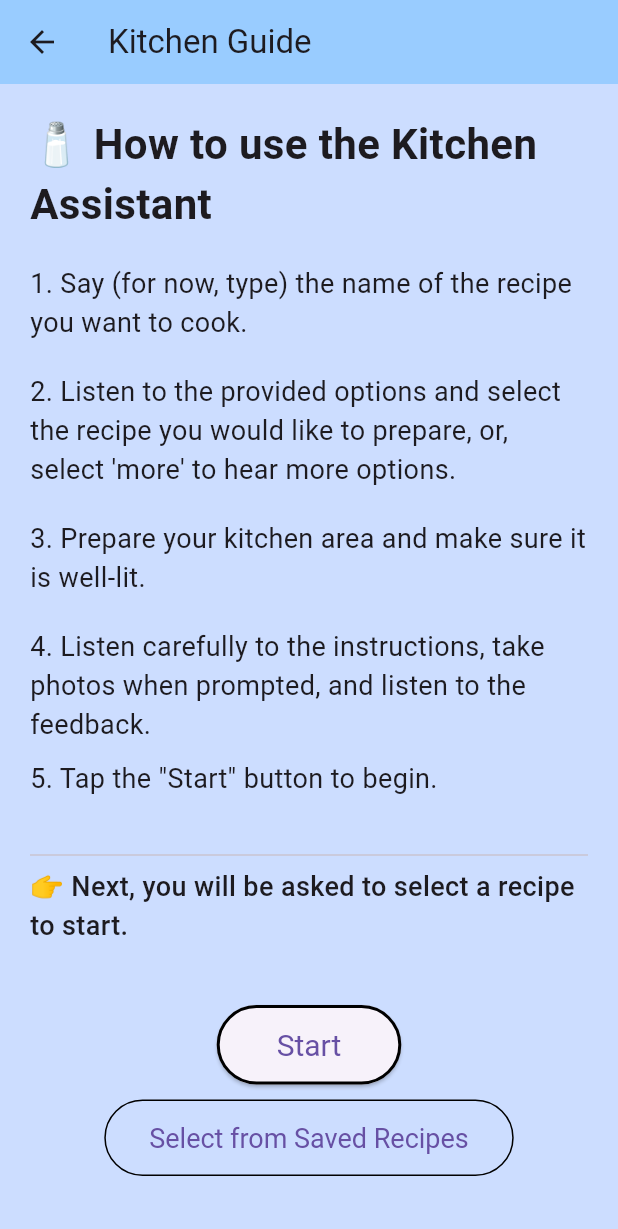
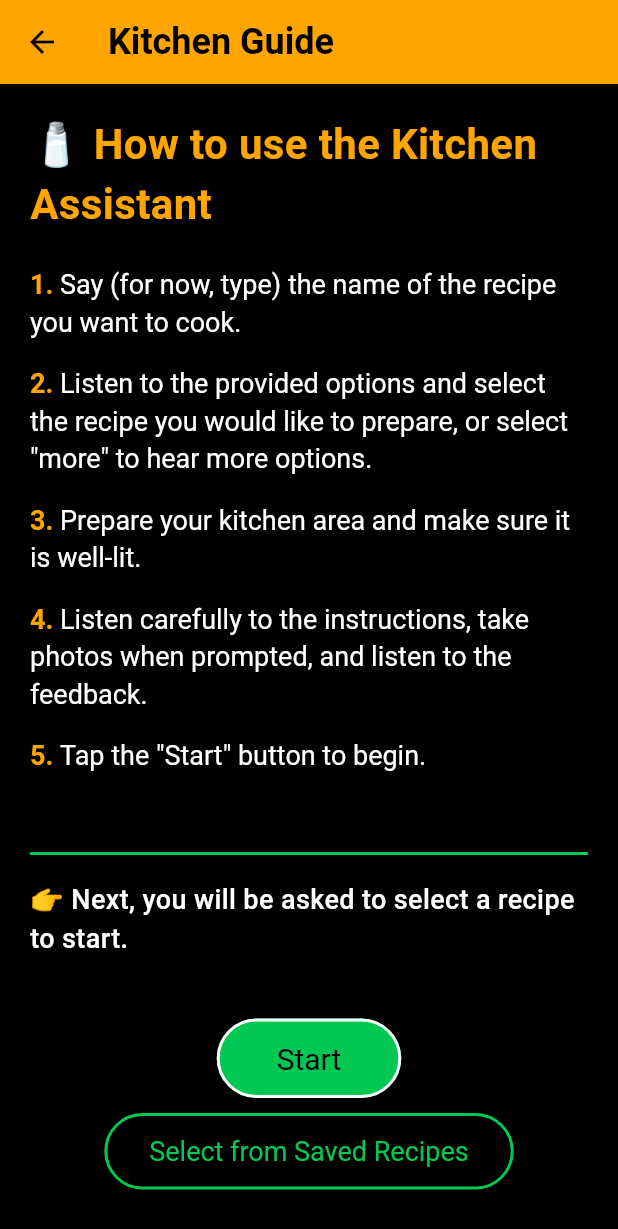
Before and after one commit to lowvisioncapstone/Spring25, a Flutter app: the KitchenInstructionPage screen opened directly, on a phone screen of 412 x 824 dp. Shown: the top 1229 px of the screen. Run offline on Flutter 3.47's test engine with Material 3 defaults, Android fonts, the light colour scheme and no system bars; our stand-ins replace camera, flutter_tts, image_picker, speech_to_text.

Commit message:
acccessible UI

```diff
--- a/low_vision_app/lib/kitchen_instruction_page.dart
+++ b/low_vision_app/lib/kitchen_instruction_page.dart
@@ -1,59 +1,92 @@
 import 'package:flutter/material.dart';
 import 'kitchen_recipe_select.dart';
-import 'saved_recipes_page.dart'; // NEW IMPORT
+import 'saved_recipes_page.dart';
 
 class KitchenInstructionPage extends StatelessWidget {
   const KitchenInstructionPage({super.key});
 
   @override
   Widget build(BuildContext context) {
+    // Define accessible colors
+    const backgroundColor = Colors.black; // dark background
+    const primaryTextColor = Colors.white; // high contrast on black
+    const accentTextColor = Color(0xFFFFA500); // orange accent (#FFA500)
+    const accentGreen = Color(0xFF00C853); // accessible green (#00C853)
+
     return Scaffold(
       appBar: AppBar(
-        title: const Text('Kitchen Guide'),
-        backgroundColor: Color(0xFF99ccff),
+        title: const Text(
+          'Kitchen Guide',
+          style: TextStyle(
+            fontWeight: FontWeight.bold,
+            fontSize: 24,
           ),
-      backgroundColor: Color(0xFFccddff),
-      body: Padding(
+        ),
+        backgroundColor: accentTextColor,
+        foregroundColor: Colors.black,
+      ),
+      backgroundColor: backgroundColor,
+
+      // ✅ Make the whole body scrollable
+      body: SafeArea(
+        child: SingleChildScrollView(
           padding: const EdgeInsets.all(20),
           child: Column(
             crossAxisAlignment: CrossAxisAlignment.start,
             children: [
+              // Header
               const Text(
                 '🧂 How to use the Kitchen Assistant',
-              style: TextStyle(fontSize: 28, fontWeight: FontWeight.bold),
+                style: TextStyle(
+                  fontSize: 28,
+                  fontWeight: FontWeight.bold,
+                  color: accentTextColor, // orange title
+                ),
               ),
               const SizedBox(height: 20),
-            const Text(
-              '1. Say (for now, type) the name of the recipe you want to cook.',
-              style: TextStyle(fontSize: 18),
+
+              // Steps
+              const _InstructionStep(
+                number: '1.',
+                text:
+                    'Say (for now, type) the name of the recipe you want to cook.',
               ),
-            const SizedBox(height: 20),
-            const Text(
-              '2. Listen to the provided options and select the recipe you would like to prepare, or, select \'more\' to hear more options.',
-              style: TextStyle(fontSize: 18),
+              const _InstructionStep(
+                number: '2.',
+                text:
+                    'Listen to the provided options and select the recipe you would like to prepare, or select "more" to hear more options.',
               ),
-            const SizedBox(height: 20),
-            const Text(
-              '3. Prepare your kitchen area and make sure it is well-lit.',
-              style: TextStyle(fontSize: 18),
+              const _InstructionStep(
+                number: '3.',
+                text:
+                    'Prepare your kitchen area and make sure it is well-lit.',
               ),
-            const SizedBox(height: 20),
-            const Text(
-              '4. Listen carefully to the instructions, take photos when prompted, and listen to the feedback.',
-              style: TextStyle(fontSize: 18),
+              const _InstructionStep(
+                number: '4.',
+                text:
+                    'Listen carefully to the instructions, take photos when prompted, and listen to the feedback.',
               ),
+              const _InstructionStep(
+                number: '5.',
+                text: 'Tap the "Start" button to begin.',
+              ),
+
+              const SizedBox(height: 30),
+              Divider(color: accentGreen, thickness: 2),
               const SizedBox(height: 10),
-            const Text(
-              '5. Tap the "Start" button to begin.',
-              style: TextStyle(fontSize: 18),
-            ),
-            const SizedBox(height: 30),
-            const Divider(),
+
               const Text(
                 '👉 Next, you will be asked to select a recipe to start.',
-              style: TextStyle(fontSize: 18, fontWeight: FontWeight.w500),
+                style: TextStyle(
+                  fontSize: 18,
+                  fontWeight: FontWeight.w500,
+                  color: primaryTextColor,
                 ),
-            const Spacer(),
+              ),
+
+              const SizedBox(height: 40),
+
+              // Centered buttons
               Center(
                 child: Column(
                   children: [
@@ -67,10 +100,12 @@ class KitchenInstructionPage extends StatelessWidget {
                         );
                       },
                       style: ElevatedButton.styleFrom(
+                        backgroundColor: accentGreen,
+                        foregroundColor: Colors.black,
                         padding: const EdgeInsets.symmetric(
                             horizontal: 40, vertical: 15),
                         textStyle: const TextStyle(fontSize: 20),
-                      side: const BorderSide(color: Colors.black, width: 2),
+                        side: const BorderSide(color: Colors.white, width: 2),
                       ),
                       child: const Text('Start'),
                     ),
@@ -88,7 +123,8 @@ class KitchenInstructionPage extends StatelessWidget {
                         padding: const EdgeInsets.symmetric(
                             horizontal: 30, vertical: 15),
                         textStyle: const TextStyle(fontSize: 18),
-                      side: const BorderSide(color: Colors.black),
+                        side: const BorderSide(color: accentGreen, width: 2),
+                        foregroundColor: accentGreen,
                       ),
                       child: const Text('Select from Saved Recipes'),
                     ),
@@ -99,6 +135,46 @@ class KitchenInstructionPage extends StatelessWidget {
             ],
           ),
         ),
+      ),
     );
   }
 }
+
+/// A helper widget to ensure consistent accessible text styling for steps.
+class _InstructionStep extends StatelessWidget {
+  final String number;
+  final String text;
+  const _InstructionStep({
+    required this.number,
+    required this.text,
+  });
+
+  @override
+  Widget build(BuildContext context) {
+    return Padding(
+      padding: const EdgeInsets.only(bottom: 16),
+      child: RichText(
+        text: TextSpan(
+          children: [
+            TextSpan(
+              text: '$number ',
+              style: const TextStyle(
+                color: Color(0xFFFFA500), // orange for numbers
+                fontSize: 18,
+                fontWeight: FontWeight.bold,
+              ),
+            ),
+            TextSpan(
+              text: text,
+              style: const TextStyle(
+                color: Colors.white, // white text for readability
+                fontSize: 18,
+                height: 1.4, // improves readability and line spacing
+              ),
+            ),
+          ],
+        ),
+      ),
+    );
+  }
+}
```
Also changed, not shown: low_vision_app/lib/steps_screen.dart (+14 -84 lines). Lines whose indentation alone changed are shown as unchanged.
